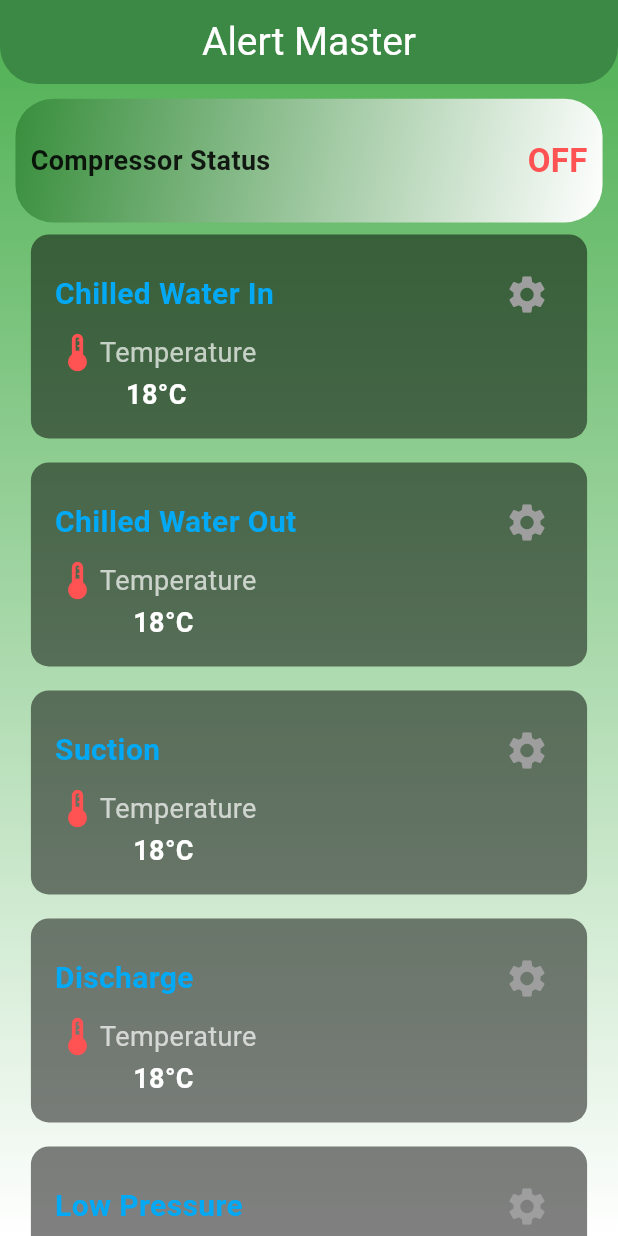
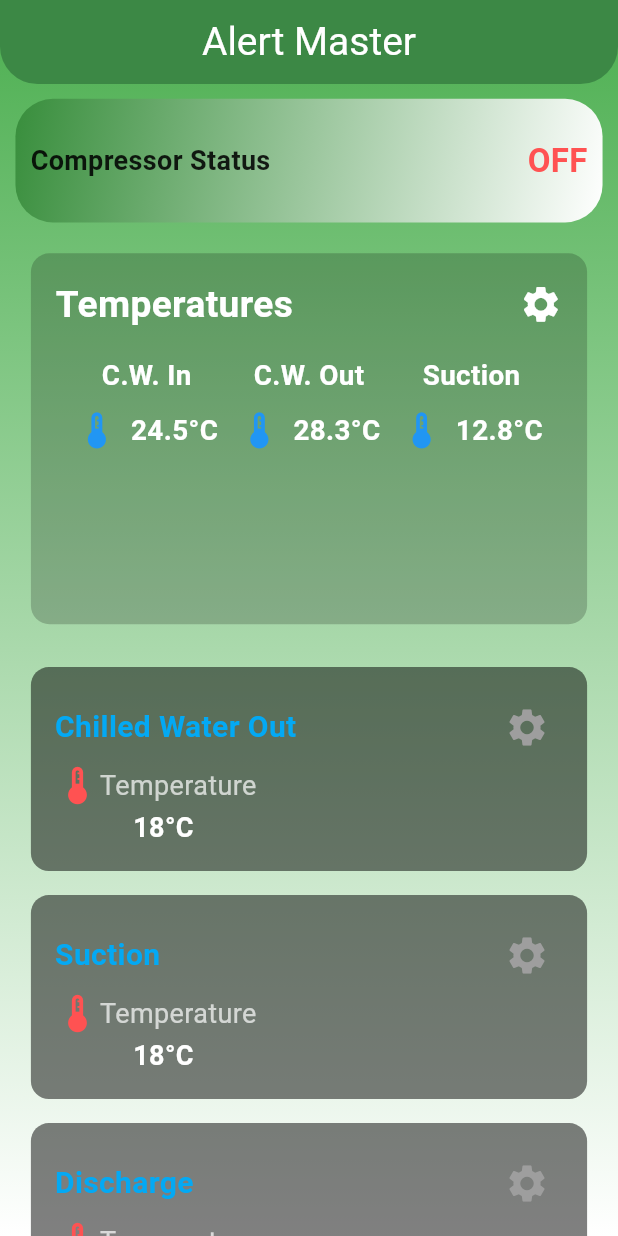
Before and after one commit to SyedAzamTaji/AM_3, a Flutter app: the screen it shows after launch, on a phone screen of 412 x 824 dp. Run offline on Flutter 3.47's test engine with Material 3 defaults, Android fonts, the phone set to English and light mode, and no system bars; our stand-ins replace cloud_firestore, firebase_auth, firebase_core, get, permission_handler, shared_preferences and 1 more; missing offline and left inert: mobile_scanner, mqtt_client, wifi_iot; accounts and stored records are empty.

Commit message:
change ui in process

```diff
--- /dev/null
+++ b/lib/views/dashboard/custom_widget/temperature_container.dart
@@ -0,0 +1,91 @@
+import 'package:flutter/material.dart';
+import 'package:get/get.dart';
+class TemperatureContainer extends StatelessWidget {
+  const TemperatureContainer({Key? key}) : super(key: key);
+
+  @override
+  Widget build(BuildContext context) {
+    return
+
+         Container(
+          padding: EdgeInsets.all(Get.width * 0.04),
+          margin: EdgeInsets.all(Get.width * 0.05),
+          width: Get.width * 0.9, // Responsive Width
+          height: Get.height * 0.3, // Responsive Height
+          decoration: BoxDecoration(
+            color: Colors.black.withValues(alpha: 0.2),
+            borderRadius: BorderRadius.circular(Get.width * 0.03),
+          ),
+          child: Column(
+            mainAxisSize: MainAxisSize.min,
+            children: [
+              /// Header Row (Title + Settings Icon)
+              Row(
+                mainAxisAlignment: MainAxisAlignment.spaceBetween,
+                children: [
+                  Text(
+                    "Temperatures",
+                    style: TextStyle(fontSize: Get.width * 0.06, fontWeight: FontWeight.bold, color: Colors.white),
+                  ),
+                  Icon(Icons.settings, color: Colors.white, size: Get.width * 0.07),
+                ],
+              ),
+
+              SizedBox(height: Get.height * 0.02),
+
+              /// **Row with 4 Temperature Sections**
+              Row(
+                mainAxisAlignment: MainAxisAlignment.spaceEvenly,
+                children: [
+                  TemperatureWidget(title: "C.W. In", temperature: 24.5),
+                  TemperatureWidget(title: "C.W. Out", temperature: 28.3),
+                  TemperatureWidget(title: "Suction", temperature: 12.8),
+                  // TemperatureWidget(title: "Discharge", temperature: 35.2),
+                ],
+              ),
+            ],
+          ),
+
+
+    );
+  }
+}
+class TemperatureWidget extends StatelessWidget {
+  final String title;
+  final double temperature;
+
+  const TemperatureWidget({
+    required this.title,
+    required this.temperature,
+    Key? key,
+  }) : super(key: key);
+
+  @override
+  Widget build(BuildContext context) {
+    return Column(
+      mainAxisAlignment: MainAxisAlignment.center,
+      children: [
+        /// Heading
+        Text(
+          title,
+          style: TextStyle(fontSize: Get.width * 0.045, fontWeight: FontWeight.bold, color: Colors.white),
+        ),
+
+        SizedBox(height: Get.height * 0.01),
+
+        /// Icon + Temperature Value
+        Row(
+          mainAxisAlignment: MainAxisAlignment.center,
+          children: [
+            Icon(Icons.thermostat, color: Colors.blue, size: Get.width * 0.07),
+            SizedBox(width: Get.width * 0.02),
+            Text(
+              "${temperature.toStringAsFixed(1)}°C",
+              style: TextStyle(fontSize: Get.width * 0.045, fontWeight: FontWeight.bold, color: Colors.white),
+            ),
+          ],
+        ),
+      ],
+    );
+  }
+}
--- a/lib/views/dashboard/dashboard_view.dart
+++ b/lib/views/dashboard/dashboard_view.dart
@@ -9,6 +9,8 @@ import 'package:app/views/dashboard/settings_screens/discharge_setting.dart';
 import 'package:app/views/dashboard/settings_screens/suction_setting.dart';
 import 'package:flutter/material.dart';
 import 'package:get/get.dart';
+
+import 'custom_widget/temperature_container.dart';
 
 class Dashboard extends StatefulWidget {
   const Dashboard({super.key});
@@ -115,21 +117,22 @@ class _DashboardState extends State<Dashboard> {
                   child: SingleChildScrollView(
                     child: Column(
                       children: [
-                        Obx(
-                          () => BuildWidget(
-                            icon: Icons.thermostat,
-                            label: "Temperature",
-                            onTap: () => _showTemperatureDialog(
-                              context,
-                              'Chilled water in',
-                              _mqttController.temp1.value,
-                              _mqttController.updateChilledWaterInTemp,
-                            ),
-                            value: '${_mqttController.temp1.value}°C',
-                            heading: "Chilled Water In",
-                            color: Colors.green.shade700,
-                          ),
-                        ),
+                        TemperatureContainer(),
+                        // Obx(
+                        //   () => BuildWidget(
+                        //     icon: Icons.thermostat,
+                        //     label: "Temperature",
+                        //     onTap: () => _showTemperatureDialog(
+                        //       context,
+                        //       'Chilled water in',
+                        //       _mqttController.temp1.value,
+                        //       _mqttController.updateChilledWaterInTemp,
+                        //     ),
+                        //     value: '${_mqttController.temp1.value}°C',
+                        //     heading: "Chilled Water In",
+                        //     color: Colors.green.shade700,
+                        //   ),
+                        // ),
                         BuildWidget(
                           icon: Icons.thermostat,
                           label: "Temperature",
```
Also changed, not shown: lib/views/dashboard/custom_widget/info_card.dart (+0 -118 lines), 4 other files.
